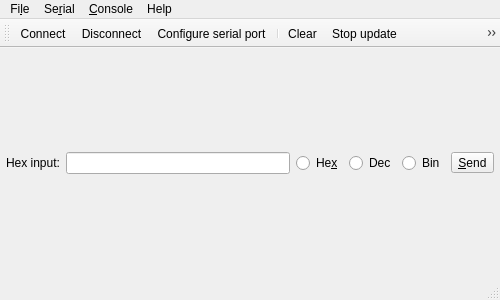
Before: the Qt Designer form mainwindow.ui in ivanovp/iserterm, drawn with Qt 5.
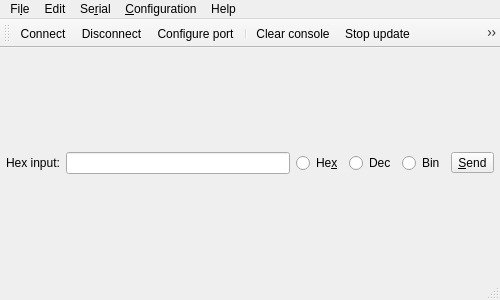
After: the same form once the commit is applied. Icons and pictures are not drawn.

```diff
--- a/mainwindow.ui
+++ b/mainwindow.ui
@@ -128,30 +128,37 @@
     <addaction name="actionDisconnect"/>
     <addaction name="actionConfigure"/>
     <addaction name="separator"/>
-   </widget>
-   <widget class="QMenu" name="menuHelp">
-    <property name="title">
-     <string>Help</string>
-    </property>
-    <addaction name="actionAbout"/>
-    <addaction name="actionAboutQt"/>
-   </widget>
-   <widget class="QMenu" name="menuView">
-    <property name="title">
-     <string>&amp;Console</string>
-    </property>
     <addaction name="actionClear"/>
     <addaction name="actionStop_update"/>
     <addaction name="actionLocal_echo"/>
     <addaction name="actionViewSendInput"/>
     <addaction name="actionHexadecimal_view"/>
-    <addaction name="separator"/>
+   </widget>
+   <widget class="QMenu" name="menuHelp">
+    <property name="title">
+     <string>Help</string>
+    </property>
+    <addaction name="actionAbout"/>
+    <addaction name="actionAboutQt"/>
+   </widget>
+   <widget class="QMenu" name="menuView">
+    <property name="title">
+     <string>&amp;Configuration</string>
+    </property>
     <addaction name="actionSet_font"/>
     <addaction name="actionSet_background_color"/>
     <addaction name="actionSet_foreground_color"/>
     <addaction name="actionConfigure_console"/>
    </widget>
+   <widget class="QMenu" name="menuEdit">
+    <property name="title">
+     <string>Edit</string>
+    </property>
+    <addaction name="actionCopy"/>
+    <addaction name="actionPaste"/>
+   </widget>
    <addaction name="menuCalls"/>
+   <addaction name="menuEdit"/>
    <addaction name="menuTools"/>
    <addaction name="menuView"/>
    <addaction name="menuHelp"/>
@@ -225,7 +232,7 @@
      <normaloff>:/images/settings.png</normaloff>:/images/settings.png</iconset>
    </property>
    <property name="text">
-    <string>&amp;Configure serial port...</string>
+    <string>Configure &amp;port...</string>
    </property>
    <property name="toolTip">
     <string>Configure serial port</string>
@@ -240,7 +247,7 @@
      <normaloff>:/images/clear.png</normaloff>:/images/clear.png</iconset>
    </property>
    <property name="text">
-    <string>C&amp;lear</string>
+    <string>C&amp;lear console</string>
    </property>
    <property name="toolTip">
     <string>Clear data</string>
```
Left out of the diff: 26 changed lines with no effect on the pictures.
